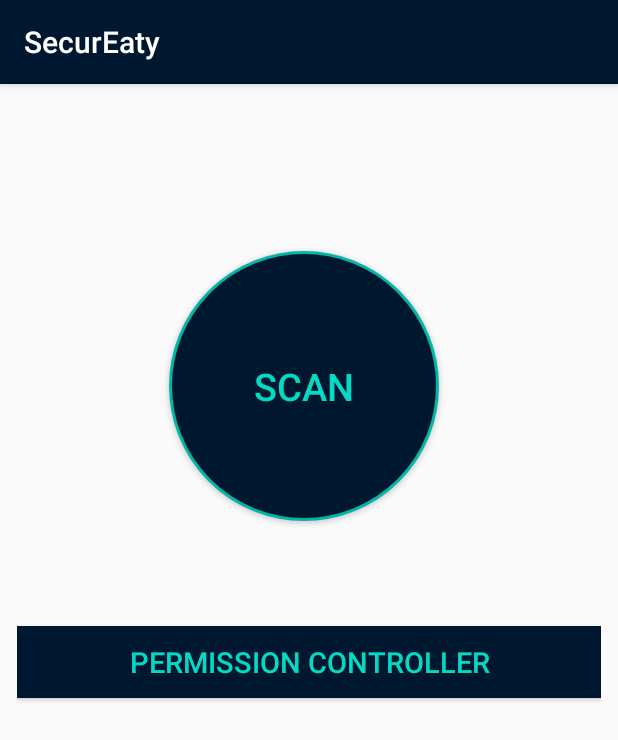
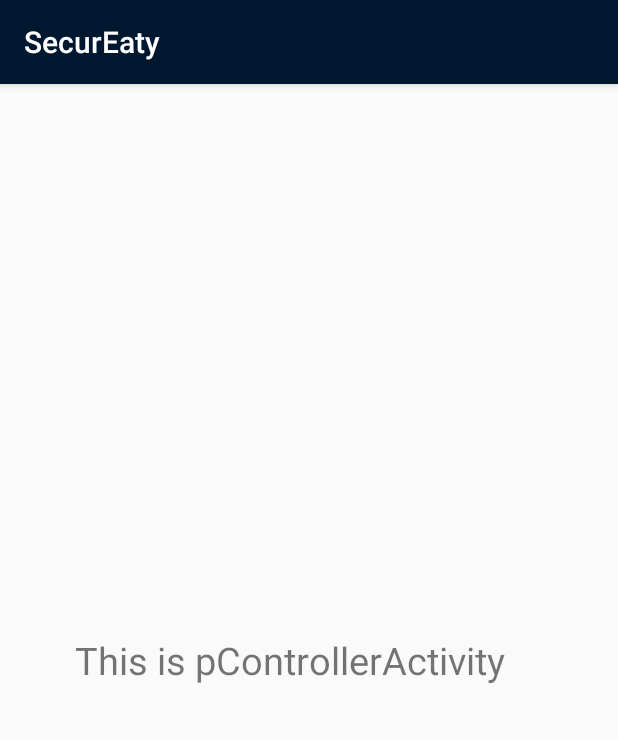
Before and after one commit to apeksha047/SecurEaty, an Android app: the screen it shows after launch (MainActivity before the commit, pControllerActivity after it), after a tap on "PERMISSION CONTROLLER", on a phone screen of 412 x 824 dp. Shown: the top 740 px of the screen. Run offline under Robolectric (Android 15) with nearby library versions, the phone set to English and light mode, and no system bars.

Commit message:
permission controller--1.1

```diff
--- /dev/null
+++ b/app/src/main/java/com/example/secureaty/pControllerActivity.java
@@ -0,0 +1,14 @@
+package com.example.secureaty;
+
+import androidx.appcompat.app.AppCompatActivity;
+
+import android.os.Bundle;
+
+public class pControllerActivity extends AppCompatActivity {
+
+    @Override
+    protected void onCreate(Bundle savedInstanceState) {
+        super.onCreate(savedInstanceState);
+        setContentView(R.layout.activity_p_controller);
+    }
+}
--- a/app/src/main/res/layout/activity_p_controller.xml
+++ b/app/src/main/res/layout/activity_p_controller.xml
@@ -9,9 +9,8 @@
     <TextView
         android:layout_width="wrap_content"
         android:layout_height="wrap_content"
-        android:text="This is pControllerActivity"
+        android:textSize="25dp"
         android:layout_gravity="center"
         android:layout_marginLeft="50dp"
-        android:textSize="25dp"/>
-
+        android:text="This is pControllerActivity"/>
 </LinearLayout>
```
